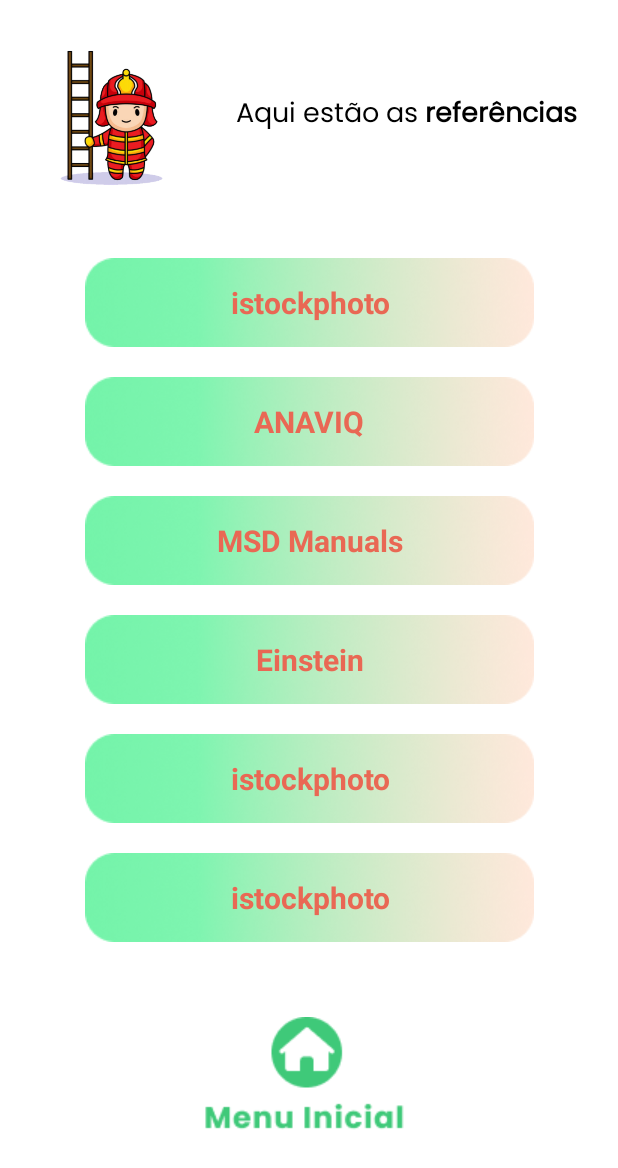
After one commit to UnisagradoWorks/app-queimaduras, an Android app: the ReferenciasActivity screen opened directly, with no data from a screen before it, on a phone screen of 412 x 824 dp. The commit adds this screen. Shown: the top 1168 px of the screen. Run offline under Robolectric (Android 15) with nearby library versions, the phone set to English and light mode, and no system bars.

Commit message:
:sparkles: tela de referencias e refatoracoes

```diff
--- /dev/null
+++ b/app/src/main/java/br/com/unisagrado/appqueimaduras/activities/ReferenciasActivity.java
@@ -0,0 +1,27 @@
+package br.com.unisagrado.appqueimaduras.activities;
+
+import android.content.Intent;
+import android.os.Bundle;
+import android.view.View;
+import android.widget.ImageView;
+
+import androidx.appcompat.app.AppCompatActivity;
+
+import br.com.unisagrado.appqueimaduras.R;
+
+public class ReferenciasActivity extends AppCompatActivity {
+
+    @Override
+    protected void onCreate(Bundle savedInstanceState) {
+        super.onCreate(savedInstanceState);
+        setContentView(R.layout.activity_referencias);
+
+        ImageView menuPrincipal = findViewById(R.id.home);
+        menuPrincipal.setOnClickListener(this::abrirMenuPrincipal);
+    }
+
+    private void abrirMenuPrincipal(View view) {
+        Intent intent = new Intent(this, MainActivity.class);
+        startActivity(intent);
+    }
+}
--- a/app/src/main/res/layout/activity_historia_info.xml
+++ b/app/src/main/res/layout/activity_historia_info.xml
@@ -4,7 +4,7 @@
     xmlns:tools="http://schemas.android.com/tools"
     android:layout_width="match_parent"
     android:layout_height="match_parent"
-    tools:context=".HistoriaInfoActivity">
+    tools:context=".activities.HistoriaInfoActivity">
 
     <ImageView
         android:id="@+id/imgHome2"
--- a/app/src/main/res/layout/activity_historias.xml
+++ b/app/src/main/res/layout/activity_historias.xml
@@ -5,7 +5,7 @@
     android:layout_width="match_parent"
     android:layout_height="match_parent"
     android:background="#FFF"
-    tools:context=".HistoriasActivity">
+    tools:context=".activities.HistoriasActivity">
 
     <androidx.cardview.widget.CardView
         android:id="@+id/cardAgentes"
--- a/app/src/main/res/layout/activity_instituicao.xml
+++ b/app/src/main/res/layout/activity_instituicao.xml
@@ -4,7 +4,7 @@
     xmlns:tools="http://schemas.android.com/tools"
     android:layout_width="match_parent"
     android:layout_height="match_parent"
-    tools:context=".InstituicaoActivity">
+    tools:context=".activities.InstituicaoActivity">
 
     <ScrollView
         android:layout_width="0dp"
@@ -88,7 +88,7 @@
                     android:layout_height="wrap_content"
                     android:layout_marginTop="10dp"
                     android:adjustViewBounds="true"
-                    android:contentDescription="@string/botaoReferencias"
+                    android:contentDescription="@string/descricaoReferencia"
                     android:cropToPadding="false"
                     android:visibility="visible"
                     app:layout_constraintEnd_toEndOf="@+id/professor"
--- a/app/src/main/res/layout/activity_main.xml
+++ b/app/src/main/res/layout/activity_main.xml
@@ -5,7 +5,7 @@
     android:layout_width="match_parent"
     android:layout_height="match_parent"
     android:background="#FFF"
-    tools:context=".MainActivity" >
+    tools:context=".activities.MainActivity" >
 
     <androidx.cardview.widget.CardView
         android:id="@+id/cardIcon"
--- /dev/null
+++ b/app/src/main/res/layout/activity_referencias.xml
@@ -0,0 +1,233 @@
+<?xml version="1.0" encoding="utf-8"?>
+<androidx.constraintlayout.widget.ConstraintLayout xmlns:android="http://schemas.android.com/apk/res/android"
+    xmlns:app="http://schemas.android.com/apk/res-auto"
+    xmlns:tools="http://schemas.android.com/tools"
+    android:layout_width="match_parent"
+    android:layout_height="match_parent"
+    tools:context=".activities.ReferenciasActivity">
+
+    <ScrollView
+        android:layout_width="0dp"
+        android:layout_height="0dp"
+        app:layout_constraintBottom_toBottomOf="parent"
+        app:layout_constraintEnd_toEndOf="parent"
+        app:layout_constraintStart_toStartOf="parent"
+        app:layout_constraintTop_toTopOf="parent">
+
+        <LinearLayout
+            android:layout_width="match_parent"
+            android:layout_height="wrap_content"
+            android:orientation="vertical">
+
+            <androidx.constraintlayout.widget.ConstraintLayout
+                android:layout_width="match_parent"
+                android:layout_height="match_parent">
+
+                <androidx.cardview.widget.CardView
+                    android:id="@+id/cardIcon"
+                    android:layout_width="0dp"
+                    android:layout_height="wrap_content"
+                    android:layout_marginStart="20dp"
+                    android:layout_marginTop="22dp"
+                    app:cardCornerRadius="80dp"
+                    app:cardElevation="0dp"
+                    app:layout_constraintStart_toStartOf="parent"
+                    app:layout_constraintTop_toTopOf="parent">
+
+                    <ImageView
+                        android:id="@+id/bombeirinho_escadinha"
+                        android:layout_width="match_parent"
+                        android:layout_height="110dp"
+                        android:layout_gravity="top"
+                        android:adjustViewBounds="true"
+                        android:background="#00BDFFD9"
+                        android:contentDescription="@string/bombeirinho"
+                        android:cropToPadding="false"
+                        android:foregroundGravity="top"
+                        android:scaleType="centerInside"
+                        app:srcCompat="@drawable/bombeiro_escadinha_1" />
+                </androidx.cardview.widget.CardView>
+
+                <TextView
+                    android:id="@+id/referencias"
+                    android:layout_width="wrap_content"
+                    android:layout_height="wrap_content"
+                    android:fontFamily="@font/poppins"
+                    android:foregroundGravity="top"
+                    android:text="@string/telaRef"
+                    android:textAlignment="center"
+                    android:textColor="@color/black"
+                    android:textSize="18sp"
+                    app:layout_constraintBottom_toBottomOf="@+id/cardIcon"
+                    app:layout_constraintEnd_toEndOf="parent"
+                    app:layout_constraintStart_toEndOf="@+id/cardIcon"
+                    app:layout_constraintTop_toTopOf="@+id/cardIcon" />
+
+                <ImageView
+                    android:id="@+id/home"
+                    android:layout_width="wrap_content"
+                    android:layout_height="wrap_content"
+                    android:layout_marginTop="50dp"
+                    android:adjustViewBounds="true"
+                    android:contentDescription="@string/home"
+                    android:foregroundGravity="bottom"
+                    android:scaleType="centerCrop"
+                    app:layout_constraintBottom_toBottomOf="parent"
+                    app:layout_constraintEnd_toEndOf="parent"
+                    app:layout_constraintStart_toStartOf="parent"
+                    app:layout_constraintTop_toBottomOf="@+id/referencia6"
+                    app:srcCompat="@drawable/menu_verde"
+                    tools:ignore="ImageContrastCheck" />
+
+                <ImageView
+                    android:id="@+id/referencia1"
+                    android:layout_width="wrap_content"
+                    android:layout_height="wrap_content"
+                    android:layout_marginTop="80dp"
+                    android:src="@drawable/retangulo_referencias"
+                    app:layout_constraintEnd_toEndOf="parent"
+                    app:layout_constraintStart_toStartOf="parent"
+                    app:layout_constraintTop_toBottomOf="@+id/referencias"
+                    android:contentDescription="@string/referencias" />
+
+                <TextView
+                    android:id="@+id/txtReferencia1"
+                    android:layout_width="wrap_content"
+                    android:layout_height="wrap_content"
+                    android:text="@string/istockphoto"
+                    android:textAlignment="center"
+                    android:textColor="@color/default_red"
+                    android:textSize="20sp"
+                    app:layout_constraintBottom_toBottomOf="@+id/referencia1"
+                    app:layout_constraintEnd_toEndOf="@+id/referencia1"
+                    app:layout_constraintStart_toStartOf="@+id/referencia1"
+                    app:layout_constraintTop_toTopOf="@+id/referencia1" />
+
+                <ImageView
+                    android:id="@+id/referencia2"
+                    android:layout_width="wrap_content"
+                    android:layout_height="wrap_content"
+                    android:layout_marginTop="20dp"
+                    android:src="@drawable/retangulo_referencias"
+                    app:layout_constraintEnd_toEndOf="@+id/referencia1"
+                    app:layout_constraintHorizontal_bias="0.0"
+                    app:layout_constraintStart_toStartOf="@+id/referencia1"
+                    app:layout_constraintTop_toBottomOf="@+id/referencia1"
+                    android:contentDescription="@string/referencias" />
+
+                <TextView
+                    android:id="@+id/txtReferencia2"
+                    android:layout_width="wrap_content"
+                    android:layout_height="wrap_content"
+                    android:text="@string/anaviq"
+                    android:textAlignment="center"
+                    android:textColor="@color/default_red"
+                    android:textSize="20sp"
+                    app:layout_constraintBottom_toBottomOf="@+id/referencia2"
+                    app:layout_constraintEnd_toEndOf="@+id/referencia2"
+                    app:layout_constraintStart_toStartOf="@+id/referencia2"
+                    app:layout_constraintTop_toTopOf="@+id/referencia2" />
+
+                <ImageView
+                    android:id="@+id/referencia3"
+                    android:layout_width="wrap_content"
+                    android:layout_height="wrap_content"
+                    android:layout_marginTop="20dp"
+                    android:src="@drawable/retangulo_referencias"
+                    app:layout_constraintEnd_toEndOf="@+id/referencia2"
+                    app:layout_constraintStart_toStartOf="@+id/referencia2"
+                    app:layout_constraintTop_toBottomOf="@+id/referencia2"
+                    android:contentDescription="@string/referencias" />
+
+                <TextView
+                    android:id="@+id/txtReferencia3"
+                    android:layout_width="wrap_content"
+                    android:layout_height="wrap_content"
+                    android:text="@string/msdmanuals"
+                    android:textAlignment="center"
+                    android:textColor="@color/default_red"
+                    android:textSize="20sp"
+                    app:layout_constraintBottom_toBottomOf="@+id/referencia3"
+                    app:layout_constraintEnd_toEndOf="@+id/referencia3"
+                    app:layout_constraintStart_toStartOf="@+id/referencia3"
+                    app:layout_constraintTop_toTopOf="@+id/referencia3" />
+
+                <ImageView
+                    android:id="@+id/referencia4"
+                    android:layout_width="wrap_content"
+                    android:layout_height="wrap_content"
+                    android:layout_marginTop="20dp"
+                    android:src="@drawable/retangulo_referencias"
+                    app:layout_constraintEnd_toEndOf="@+id/referencia3"
+                    app:layout_constraintStart_toStartOf="@+id/referencia3"
+                    app:layout_constraintTop_toBottomOf="@+id/referencia3"
+                    android:contentDescription="@string/referencias" />
+
+                <TextView
+                    android:id="@+id/txtReferencia4"
+                    android:layout_width="wrap_content"
+                    android:layout_height="wrap_content"
+                    android:text="@string/einstein"
+                    android:textAlignment="center"
+                    android:textColor="@color/default_red"
+                    android:textSize="20sp"
+                    app:layout_constraintBottom_toBottomOf="@+id/referencia4"
+                    app:layout_constraintEnd_toEndOf="@+id/referencia4"
+                    app:layout_constraintStart_toStartOf="@+id/referencia4"
+                    app:layout_constraintTop_toTopOf="@+id/referencia4" />
+
+                <ImageView
+                    android:id="@+id/referencia5"
+                    android:layout_width="wrap_content"
+                    android:layout_height="wrap_content"
+                    android:layout_marginTop="20dp"
+                    android:src="@drawable/retangulo_referencias"
+                    app:layout_constraintEnd_toEndOf="@+id/referencia4"
+                    app:layout_constraintStart_toStartOf="@+id/referencia4"
+                    app:layout_constraintTop_toBottomOf="@+id/referencia4"
+                    android:contentDescription="@string/referencias" />
+
+                <TextView
+                    android:id="@+id/txtReferencia5"
+                    android:layout_width="wrap_content"
+                    android:layout_height="wrap_content"
+                    android:text="@string/istockphoto"
+                    android:textAlignment="center"
+                    android:textColor="@color/default_red"
+                    android:textSize="20sp"
+                    app:layout_constraintBottom_toBottomOf="@+id/referencia5"
+                    app:layout_constraintEnd_toEndOf="@+id/referencia5"
+                    app:layout_constraintStart_toStartOf="@+id/referencia5"
+                    app:layout_constraintTop_toTopOf="@+id/referencia5" />
+
+                <ImageView
+                    android:id="@+id/referencia6"
+                    android:layout_width="wrap_content"
+                    android:layout_height="wrap_content"
+                    android:layout_marginTop="20dp"
+                    android:src="@drawable/retangulo_referencias"
+                    app:layout_constraintEnd_toEndOf="@+id/referencia5"
+                    app:layout_constraintStart_toStartOf="@+id/referencia5"
+                    app:layout_constraintTop_toBottomOf="@+id/referencia5"
+                    android:contentDescription="@string/referencias" />
+
+                <TextView
+                    android:id="@+id/txtReferencia6"
+                    android:layout_width="wrap_content"
+                    android:layout_height="wrap_content"
+                    android:text="@string/istockphoto"
+                    android:textAlignment="center"
+                    android:textColor="@color/default_red"
+                    android:textSize="20sp"
+                    app:layout_constraintBottom_toBottomOf="@+id/referencia6"
+                    app:layout_constraintEnd_toEndOf="@+id/referencia6"
+                    app:layout_constraintStart_toStartOf="@+id/referencia6"
+                    app:layout_constraintTop_toTopOf="@+id/referencia6" />
+
+
+
+            </androidx.constraintlayout.widget.ConstraintLayout>
+        </LinearLayout>
+    </ScrollView>
+
+</androidx.constraintlayout.widget.ConstraintLayout>
--- a/app/src/main/res/layout/activity_splash_screen.xml
+++ b/app/src/main/res/layout/activity_splash_screen.xml
@@ -5,7 +5,7 @@
     android:layout_width="match_parent"
     android:layout_height="match_parent"
     android:background="@color/default_green"
-    tools:context=".MainActivity">
+    tools:context=".activities.MainActivity">
 
     <ImageView
         android:id="@+id/imageView"
```
Also changed, not shown: app/src/main/AndroidManifest.xml (+14 -7 lines), app/src/main/java/br/com/unisagrado/appqueimaduras/CreditosActivity.java (deleted, +0 -41 lines), app/src/main/java/br/com/unisagrado/appqueimaduras/activities/CreditosActivity.java (added, +50 -0 lines), app/src/main/java/br/com/unisagrado/appqueimaduras/activities/DesenvolvedoresActivity.java (renamed from app/src/main/java/br/com/unisagrado/appqueimaduras/DesenvolvedoresActivity.java, +5 -3 lines), app/src/main/java/br/com/unisagrado/appqueimaduras/activities/HistoriaInfoActivity.java (renamed from app/src/main/java/br/com/unisagrado/appqueimaduras/HistoriaInfoActivity.java, +4 -3 lines), app/src/main/java/br/com/unisagrado/appqueimaduras/activities/HistoriasActivity.java (renamed from app/src/main/java/br/com/unisagrado/appqueimaduras/HistoriasActivity.java, +6 -5 lines), app/src/main/java/br/com/unisagrado/appqueimaduras/activities/InstituicaoActivity.java (renamed from app/src/main/java/br/com/unisagrado/appqueimaduras/InstituicaoActivity.java, +5 -3 lines), app/src/main/java/br/com/unisagrado/appqueimaduras/activities/MainActivity.java (renamed from app/src/main/java/br/com/unisagrado/appqueimaduras/MainActivity.java, +6 -4 lines), app/src/main/java/br/com/unisagrado/appqueimaduras/activities/SplashScreenActivity.java (renamed from app/src/main/java/br/com/unisagrado/appqueimaduras/SplashScreenActivity.java, +5 -3 lines), app/src/main/res/layout/activity_creditos.xml (+6 -6 lines), app/src/main/res/layout/activity_desenvolvedores.xml (+6 -14 lines), app/src/main/res/values/strings.xml (+25 -29 lines), app/src/main/res/drawable/retangulo_referencias.png (added).
